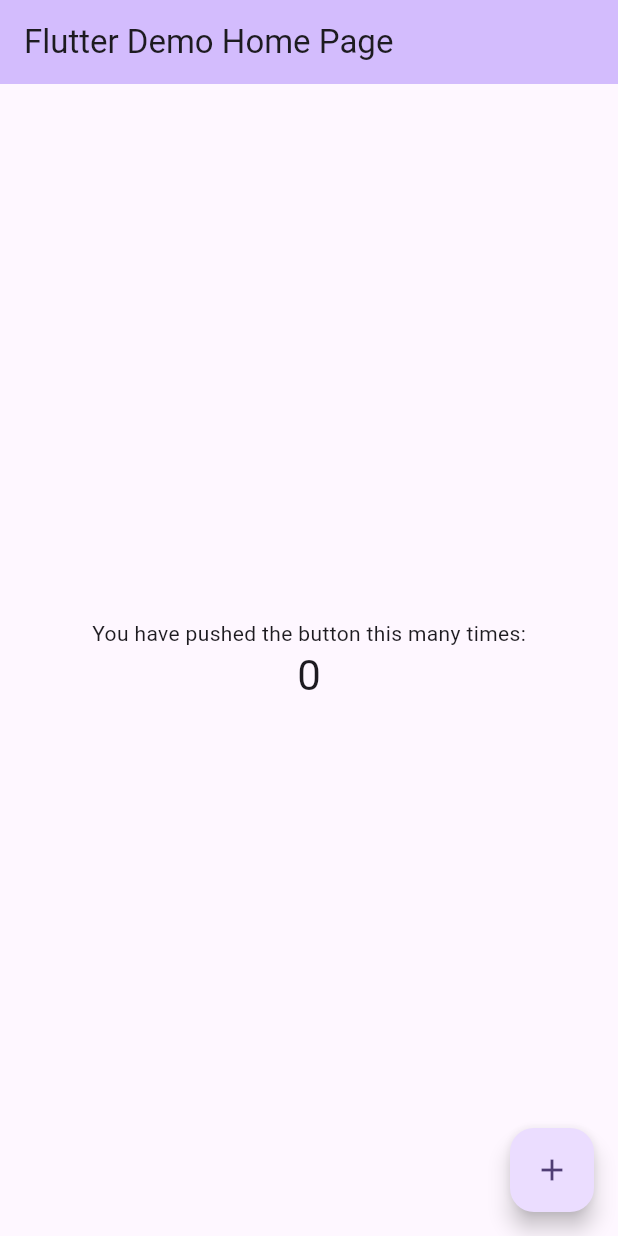
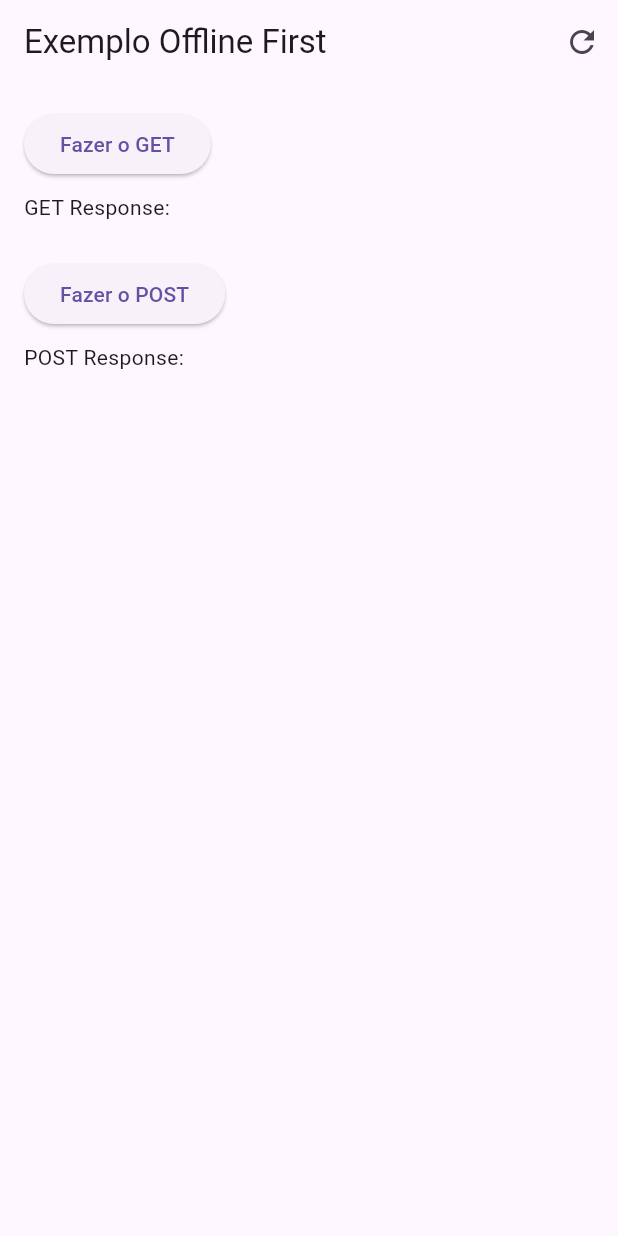
Before and after one commit to Matheus-hora48/offline_first_example, a Flutter app: the screen it shows after launch, on a phone screen of 412 x 824 dp. Run offline on Flutter 3.47's test engine with Material 3 defaults, Android fonts, the light colour scheme and no system bars; our stand-ins replace dio, sqflite; accounts and stored records are empty.

Commit message:
✨ feat: Implementando os recursos do  app

```diff
--- a/offline_first_example/lib/main.dart
+++ b/offline_first_example/lib/main.dart
@@ -1,4 +1,5 @@
 import 'package:flutter/material.dart';
+import 'package:offline_first_example/src/pages/home_page.dart';
 
 void main() {
   runApp(const MyApp());
@@ -7,119 +8,12 @@
 class MyApp extends StatelessWidget {
   const MyApp({super.key});
 
-  // This widget is the root of your application.
   @override
   Widget build(BuildContext context) {
-    return MaterialApp(
-      title: 'Flutter Demo',
-      theme: ThemeData(
-        // This is the theme of your application.
-        //
-        // TRY THIS: Try running your application with "flutter run". You'll see
-        // the application has a purple toolbar. Then, without quitting the app,
-        // try changing the seedColor in the colorScheme below to Colors.green
-        // and then invoke "hot reload" (save your changes or press the "hot
-        // reload" button in a Flutter-supported IDE, or press "r" if you used
-        // the command line to start the app).
-        //
-        // Notice that the counter didn't reset back to zero; the application
-        // state is not lost during the reload. To reset the state, use hot
-        // restart instead.
-        //
-        // This works for code too, not just values: Most code changes can be
-        // tested with just a hot reload.
-        colorScheme: ColorScheme.fromSeed(seedColor: Colors.deepPurple),
-        useMaterial3: true,
-      ),
-      home: const MyHomePage(title: 'Flutter Demo Home Page'),
+    return const MaterialApp(
+      title: 'Offline First Example',
+      debugShowCheckedModeBanner: false,
+      home: HomePage(),
     );
   }
 }
-
-class MyHomePage extends StatefulWidget {
-  const MyHomePage({super.key, required this.title});
-
-  // This widget is the home page of your application. It is stateful, meaning
-  // that it has a State object (defined below) that contains fields that affect
-  // how it looks.
-
-  // This class is the configuration for the state. It holds the values (in this
-  // case the title) provided by the parent (in this case the App widget) and
-  // used by the build method of the State. Fields in a Widget subclass are
-  // always marked "final".
-
-  final String title;
-
-  @override
-  State<MyHomePage> createState() => _MyHomePageState();
-}
-
-class _MyHomePageState extends State<MyHomePage> {
-  int _counter = 0;
-
-  void _incrementCounter() {
-    setState(() {
-      // This call to setState tells the Flutter framework that something has
-      // changed in this State, which causes it to rerun the build method below
-      // so that the display can reflect the updated values. If we changed
-      // _counter without calling setState(), then the build method would not be
-      // called again, and so nothing would appear to happen.
-      _counter++;
-    });
-  }
-
-  @override
-  Widget build(BuildContext context) {
-    // This method is rerun every time setState is called, for instance as done
-    // by the _incrementCounter method above.
-    //
-    // The Flutter framework has been optimized to make rerunning build methods
-    // fast, so that you can just rebuild anything that needs updating rather
-    // than having to individually change instances of widgets.
-    return Scaffold(
-      appBar: AppBar(
-        // TRY THIS: Try changing the color here to a specific color (to
-        // Colors.amber, perhaps?) and trigger a hot reload to see the AppBar
-        // change color while the other colors stay the same.
-        backgroundColor: Theme.of(context).colorScheme.inversePrimary,
-        // Here we take the value from the MyHomePage object that was created by
-        // the App.build method, and use it to set our appbar title.
-        title: Text(widget.title),
-      ),
-      body: Center(
-        // Center is a layout widget. It takes a single child and positions it
-        // in the middle of the parent.
-        child: Column(
-          // Column is also a layout widget. It takes a list of children and
-          // arranges them vertically. By default, it sizes itself to fit its
-          // children horizontally, and tries to be as tall as its parent.
-          //
-          // Column has various properties to control how it sizes itself and
-          // how it positions its children. Here we use mainAxisAlignment to
-          // center the children vertically; the main axis here is the vertical
-          // axis because Columns are vertical (the cross axis would be
-          // horizontal).
-          //
-          // TRY THIS: Invoke "debug painting" (choose the "Toggle Debug Paint"
-          // action in the IDE, or press "p" in the console), to see the
-          // wireframe for each widget.
-          mainAxisAlignment: MainAxisAlignment.center,
-          children: <Widget>[
-            const Text(
-              'You have pushed the button this many times:',
-            ),
-            Text(
-              '$_counter',
-              style: Theme.of(context).textTheme.headlineMedium,
-            ),
-          ],
-        ),
-      ),
-      floatingActionButton: FloatingActionButton(
-        onPressed: _incrementCounter,
-        tooltip: 'Increment',
-        child: const Icon(Icons.add),
-      ), // This trailing comma makes auto-formatting nicer for build methods.
-    );
-  }
-}
--- /dev/null
+++ b/offline_first_example/lib/src/pages/home_page.dart
@@ -0,0 +1,86 @@
+import 'package:flutter/material.dart';
+import 'package:offline_first_example/src/service/api_service.dart';
+
+class HomePage extends StatefulWidget {
+  const HomePage({super.key});
+
+  @override
+  HomePageState createState() => HomePageState();
+}
+
+class HomePageState extends State<HomePage> {
+  final ApiService _apiService = ApiService();
+  String _getResponse = '';
+  String _postResponse = '';
+
+  Future<void> _performGetRequest() async {
+    try {
+      final response = await _apiService.getPost(2);
+      setState(() {
+        _getResponse = response.toString();
+      });
+    } catch (e) {
+      setState(() {
+        _getResponse = 'Error: $e';
+      });
+    }
+  }
+
+  Future<void> _performPostRequest() async {
+    try {
+      final response = await _apiService.createPost({
+        'title': 'foo',
+        'body': 'bar',
+        'userId': 1,
+      });
+      setState(() {
+        _postResponse = response.toString();
+      });
+    } catch (e) {
+      setState(() {
+        _postResponse = 'Error: $e';
+      });
+    }
+  }
+
+  @override
+  Widget build(BuildContext context) {
+    return Scaffold(
+      appBar: AppBar(
+        title: const Text('Exemplo Offline First'),
+        actions: [
+          IconButton(
+            onPressed: () {
+              setState(() {
+                _getResponse = '';
+                _postResponse = '';
+              });
+            },
+            icon: const Icon(Icons.refresh),
+          )
+        ],
+      ),
+      body: Padding(
+        padding: const EdgeInsets.all(16.0),
+        child: Column(
+          crossAxisAlignment: CrossAxisAlignment.start,
+          children: [
+            ElevatedButton(
+              onPressed: _performGetRequest,
+              child: const Text('Fazer o GET'),
+            ),
+            const SizedBox(height: 8),
+            Text('GET Response: $_getResponse'),
+            const SizedBox(height: 24),
+            ElevatedButton(
+              onPressed: _performPostRequest,
+              child: const Text('Fazer o POST'),
+            ),
+            const SizedBox(height: 8),
+            Text('POST Response: $_postResponse'),
+          ],
+        ),
+      ),
+    );
+  }
+}
--- /dev/null
+++ b/offline_first_example/lib/src/service/api_service.dart
@@ -0,0 +1,23 @@
+import 'package:dio/dio.dart';
+
+class ApiService {
+  final Dio _dio;
+
+  ApiService()
+      : _dio =
+            Dio(BaseOptions(baseUrl: 'https://jsonplaceholder.typicode.com')) {
+    _dio.interceptors.add(
+      LogInterceptor(requestBody: true, responseBody: true),
+    );
+  }
+
+  Future<Map<String, dynamic>> getPost(int id) async {
+    final response = await _dio.get('/posts/$id');
+    return response.data;
+  }
+
+  Future<Map<String, dynamic>> createPost(Map<String, dynamic> data) async {
+    final response = await _dio.post('/posts', data: data);
+    return response.data;
+  }
+}
```
Also changed, not shown: offline_first_example/lib/src/db/database_helper.dart (added, +40 -0 lines), offline_first_example/lib/src/models/post_model.dart (added, +31 -0 lines).
